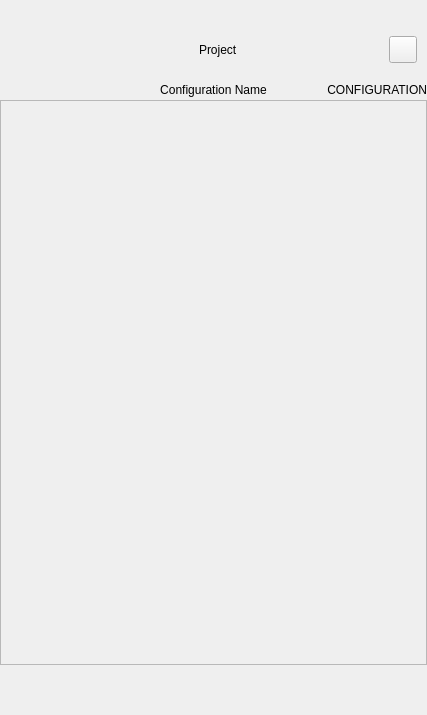
Before: the Qt Designer form resources/desktop_window.ui in shotgunsoftware/tk-desktop, drawn with Qt 5.
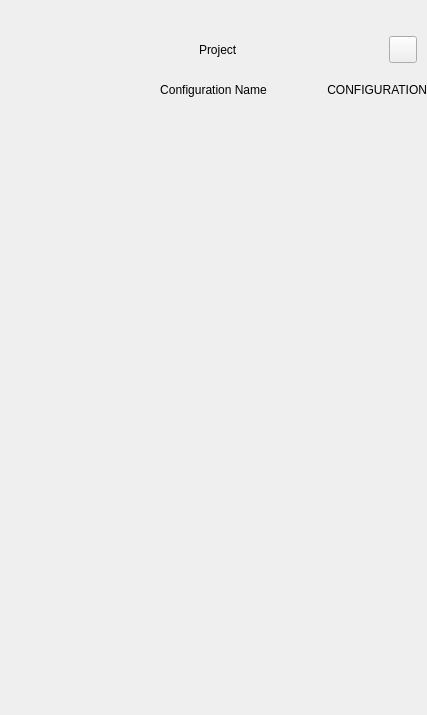
After: the same form once the commit is applied. The open tabs and pages were chosen to show the change. Icons and pictures are not drawn. Custom widgets are drawn as their Qt base class.

Commit message: removed border!!!

What changed in the file:
```diff
--- a/resources/desktop_window.ui
+++ b/resources/desktop_window.ui
@@ -663,6 +663,9 @@
          </item>
          <item>
           <widget class="QScrollArea" name="project_commands_area">
+           <property name="styleSheet">
+            <string notr="true">border: 0, 0, 0, 0</string>
+           </property>
            <property name="widgetResizable">
             <bool>true</bool>
            </property>
```
The commit also changes 1 other file.
